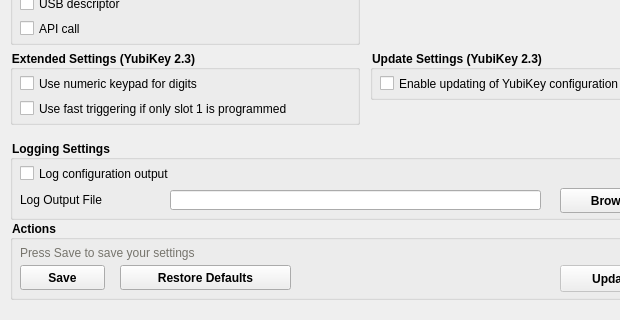
Before: the Qt Designer form src/ui/settingpage.ui in Yubico/yubikey-personalization-gui, drawn with Qt 5; both pictures show x 0 to 620 and y 330 to 650 of the 730 by 650 pixel window.
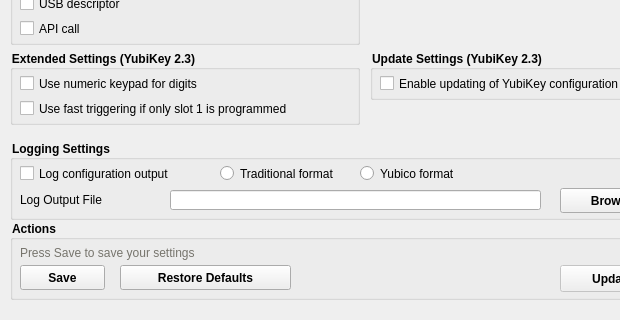
After: the same form once the commit is applied. Icons and pictures are not drawn.

Commit message: add controls for the logging format

The edit to the form file:
```diff
--- a/src/ui/settingpage.ui
+++ b/src/ui/settingpage.ui
@@ -271,7 +271,7 @@
       <rect>
        <x>10</x>
        <y>25</y>
-       <width>221</width>
+       <width>171</width>
        <height>17</height>
       </rect>
      </property>
@@ -355,6 +355,38 @@
       <bool>false</bool>
      </property>
     </widget>
+    <widget class="QRadioButton" name="logTraditionalRadio">
+     <property name="geometry">
+      <rect>
+       <x>210</x>
+       <y>25</y>
+       <width>131</width>
+       <height>17</height>
+      </rect>
+     </property>
+     <property name="styleSheet">
+      <string notr="true">font-weight: normal;</string>
+     </property>
+     <property name="text">
+      <string>Traditional format</string>
+     </property>
+    </widget>
+    <widget class="QRadioButton" name="logYubicoRadio">
+     <property name="geometry">
+      <rect>
+       <x>350</x>
+       <y>25</y>
+       <width>120</width>
+       <height>17</height>
+      </rect>
+     </property>
+     <property name="styleSheet">
+      <string notr="true">font-weight: normal;</string>
+     </property>
+     <property name="text">
+      <string>Yubico format</string>
+     </property>
+    </widget>
    </widget>
    <widget class="QGroupBox" name="actionsBox">
     <property name="geometry">
```
The commit also changes 2 other files.
